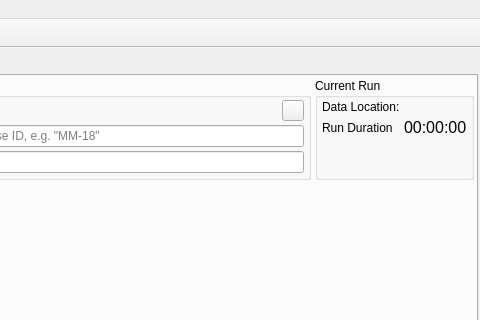
The window that src/mainwindow.ui (syntalos/syntalos) describes before a commit, drawn with Qt 5; both pictures show x 290 to 770 and y 0 to 320 of the 770 by 761 pixel window.
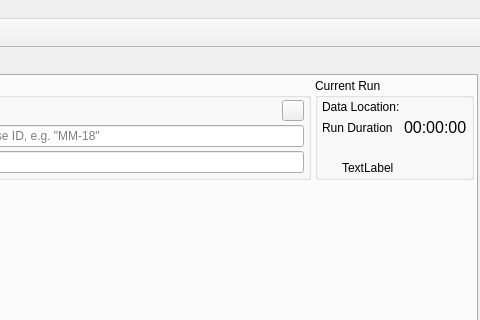
The same window after the commit. Icons and pictures are not drawn. Custom widgets are drawn as their Qt base class.

```diff
--- a/src/mainwindow.ui
+++ b/src/mainwindow.ui
@@ -324,7 +324,7 @@
                 <property name="title">
                  <string>Current Run</string>
                 </property>
-                <layout class="QVBoxLayout" name="verticalLayout_5" stretch="0">
+                <layout class="QVBoxLayout" name="verticalLayout_5" stretch="0,0">
                  <property name="spacing">
                   <number>2</number>
                  </property>
@@ -405,6 +405,56 @@
                    </item>
                   </layout>
                  </item>
+                 <item>
+                  <widget class="QWidget" name="runWarnWidget" native="true">
+                   <property name="sizePolicy">
+                    <sizepolicy hsizetype="Preferred" vsizetype="Maximum">
+                     <horstretch>0</horstretch>
+                     <verstretch>0</verstretch>
+                    </sizepolicy>
+                   </property>
+                   <layout class="QHBoxLayout" name="horizontalLayout_3">
+                    <property name="spacing">
+                     <number>4</number>
+                    </property>
+                    <property name="leftMargin">
+                     <number>2</number>
+                    </property>
+                    <property name="topMargin">
+                     <number>2</number>
+                    </property>
+                    <property name="rightMargin">
+                     <number>2</number>
+                    </property>
+                    <property name="bottomMargin">
+                     <number>0</number>
+                    </property>
+                    <item>
+                     <widget class="QLabel" name="runWarningIconLabel">
+                      <property name="maximumSize">
+                       <size>
+                        <width>16</width>
+                        <height>16</height>
+                       </size>
+                      </property>
+                      <property name="text">
+                       <string/>
+                      </property>
+                      <property name="pixmap">
+                       <pixmap resource="../data/resources.qrc">:/status/running</pixmap>
+                      </property>
+                     </widget>
+                    </item>
+                    <item>
+                     <widget class="QLabel" name="runWarningLabel">
+                      <property name="text">
+                       <string>TextLabel</string>
+                      </property>
+                     </widget>
+                    </item>
+                   </layout>
+                  </widget>
+                 </item>
                 </layout>
                </widget>
               </item>
```
